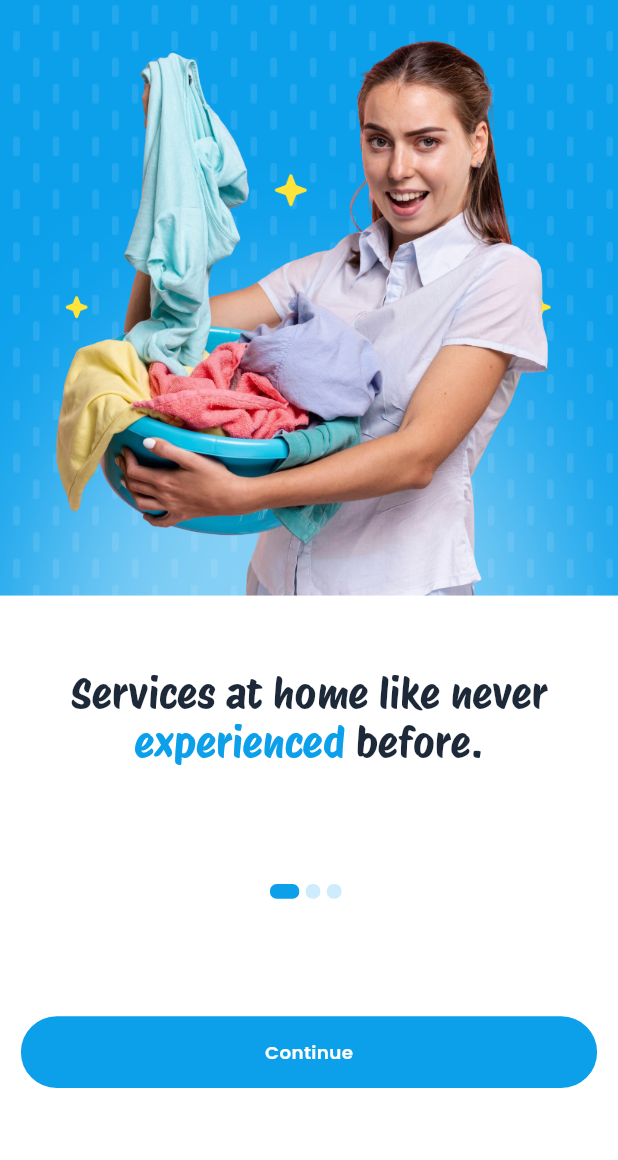
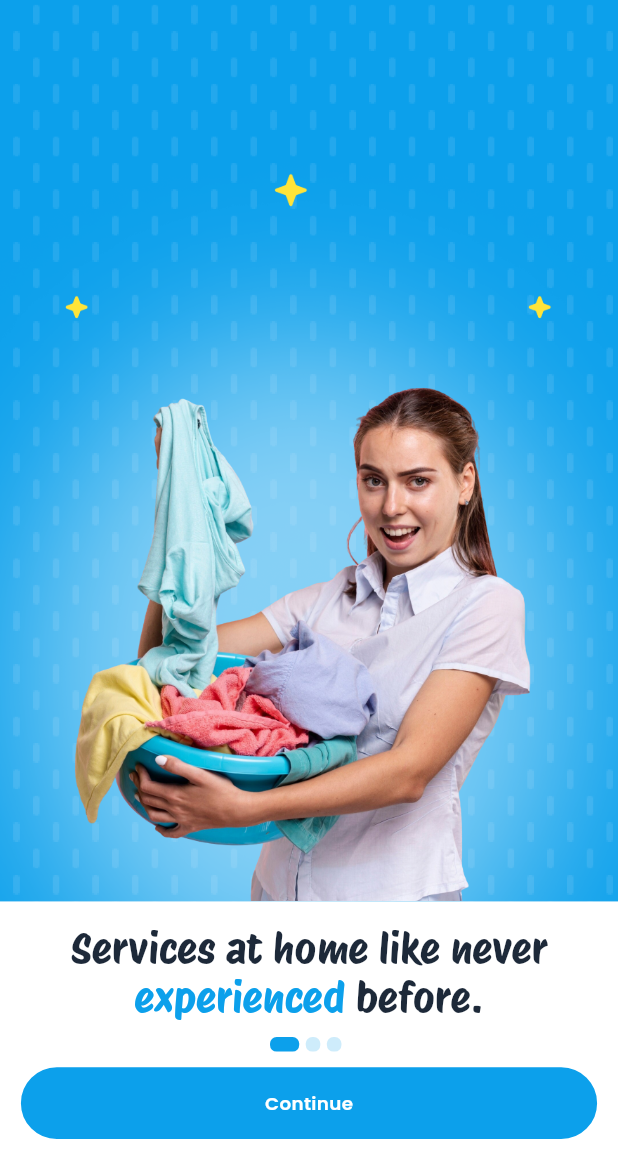
Before and after one commit to moury12/maid-service, a Flutter app: the InitialOnboardingPage screen opened by its route, on a phone screen of 412 x 824 dp, the part 76-1236 px from its top. Run offline on Flutter 3.47's test engine with Material 3 defaults, Android fonts, the phone set to English and light mode, and no system bars; our stand-ins replace bloc, device_preview, flutter_bloc, flutter_screenutil, pin_code_fields.

Commit message:
responsive for tab

```diff
--- a/lib/features/splash-onboarding/presentation/pages/onboarding/initial_onboarding_page.dart
+++ b/lib/features/splash-onboarding/presentation/pages/onboarding/initial_onboarding_page.dart
@@ -62,15 +62,17 @@ class _InitialOnboardingPageState extends State<InitialOnboardingPage> {
                 ),
                 space8H,
                 Expanded(
+                    child: Align(
+                      alignment: Alignment.bottomCenter,
                       child: Padding(
                                         padding: padding16H,
                                         child: Image.asset(
                       onboardingData[index]["image"],
                       height: 400.h,
                                         ),
+                                      ),
                     )),
-                Expanded(
-                    child: Container(
+                Container(
                                   alignment: Alignment.center,
                                   decoration: BoxDecoration(color: AppColors.kWhiteColor),
                                   child: Padding(
@@ -111,7 +113,7 @@ class _InitialOnboardingPageState extends State<InitialOnboardingPage> {
                   ],
                 ),
                                   ),
-                ))
+                                )
               ],
             ),
           );
```
Lines whose indentation alone changed are shown as unchanged.
